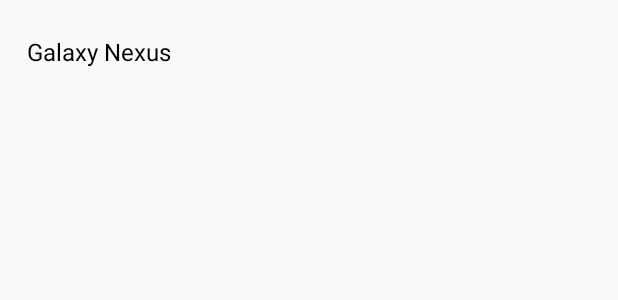
After one commit to MayurLathkar/IoTDemoApp, an Android app: the layout list_wifi_device.xml on its own in the app's theme, with its tools: preview values and no code run, on a phone screen of 412 x 824 dp. The commit adds this screen. Shown: the top 300 px of the screen. Run offline under Robolectric (Android 15) with nearby library versions, the phone set to English and light mode, and no system bars.

Commit message:
Wifi list changes

```diff
--- a/app/src/main/AndroidManifest.xml
+++ b/app/src/main/AndroidManifest.xml
@@ -18,7 +18,8 @@
                 <category android:name="android.intent.category.LAUNCHER" />
             </intent-filter>
         </activity>
-        <activity android:name=".DeviceListActivity"></activity>
+        <activity android:name=".DeviceListActivity" />
+        <activity android:name=".WifiActivity"></activity>
     </application>
 
 </manifest>
--- /dev/null
+++ b/app/src/main/res/layout/list_wifi_device.xml
@@ -0,0 +1,26 @@
+<?xml version="1.0" encoding="utf-8"?>
+<LinearLayout xmlns:android="http://schemas.android.com/apk/res/android"
+    android:layout_width="match_parent"
+    android:layout_height="match_parent"
+    android:orientation="horizontal"
+    android:layout_margin="4dp"
+    android:paddingTop="5dp"
+    android:paddingBottom="5dp">
+
+
+    <TextView
+        android:id="@+id/tv_name"
+        android:layout_width="match_parent"
+        android:layout_height="wrap_content"
+        android:layout_toLeftOf="@+id/btn_pair"
+        android:layout_alignTop="@+id/btn_pair"
+        android:layout_alignParentLeft="true"
+        android:padding="14dp"
+        android:textSize="16sp"
+        android:textAppearance="?android:textAppearanceMedium"
+        android:textColor="#000000"
+        android:text="Galaxy Nexus" />
+
+
+
+</LinearLayout>
```
Also changed, not shown: app/src/main/java/com/hackthon/android/iotdemoapp/DeviceListActivity.java (+7 -5 lines), app/src/main/java/com/hackthon/android/iotdemoapp/WifiActivity.java (added, +28 -0 lines), app/src/main/java/com/hackthon/android/iotdemoapp/WifiListAdapter.java (added, +48 -0 lines), app/src/main/res/layout/activity_wifi.xml (added, +16 -0 lines).
